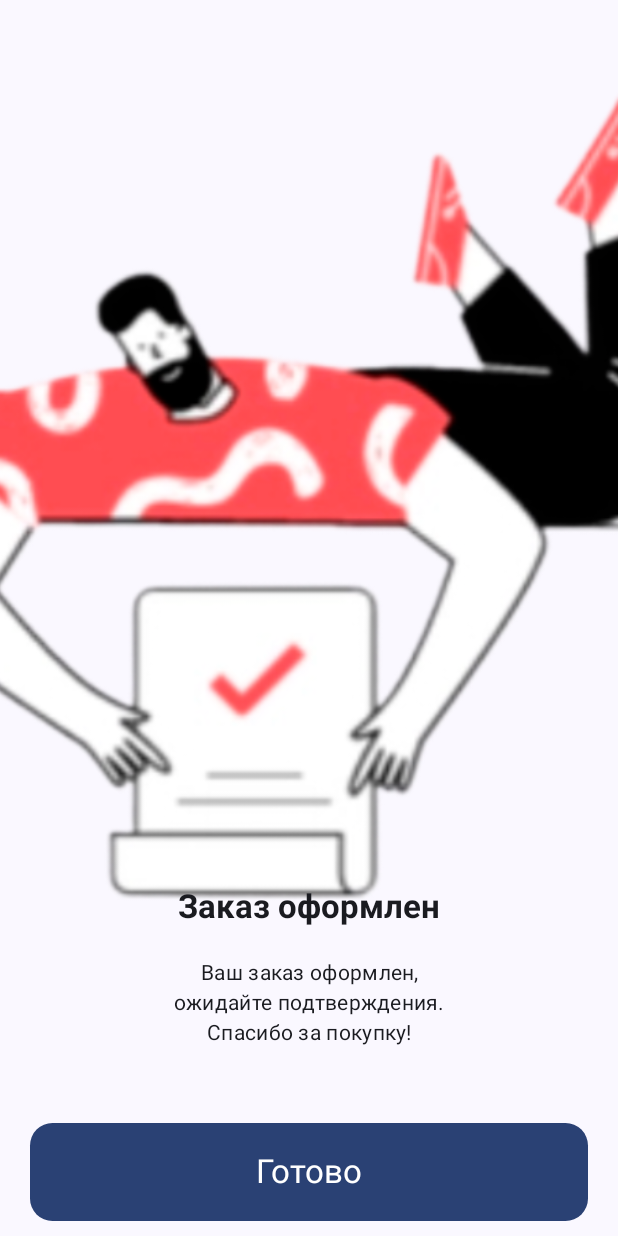
After one commit to Towich/PerfumeStore, an Android app built with Jetpack Compose: the composable FinishOrderScreen shown on its own in the app's theme, on a phone screen of 412 x 824 dp. The commit adds this screen. Run offline under Robolectric (Android 15) with nearby library versions, the phone set to English and light mode, and no system bars; our stand-ins replace Firebase (no records; nobody signed in at launch, a user with empty details on screens opened directly); 2 statements that could not run were skipped.

```diff
--- a/app/src/main/java/com/example/perfumestore/MainRepository.kt
+++ b/app/src/main/java/com/example/perfumestore/MainRepository.kt
@@ -2,19 +2,27 @@ package com.example.perfumestore
 
 import com.example.perfumestore.data.database.RealtimeDatabase
 import com.example.perfumestore.data.model.ProductItem
+import com.example.perfumestore.data.source.TelegramApi
 import com.google.firebase.database.DatabaseReference
 import com.google.firebase.database.FirebaseDatabase
+import io.ktor.client.*
 
 class MainRepository {
 
     private val realtimeDatabase: RealtimeDatabase = RealtimeDatabase()
+    private val telegramApi: TelegramApi = TelegramApi(HttpClient())
 
     fun getDatabase(): FirebaseDatabase = realtimeDatabase.getDatabase()
     fun getPerfumesListReference(): DatabaseReference = realtimeDatabase.getPerfumesListReference()
-    fun updateQuantityOfProduct(productItem: ProductItem, newQuantity: Int){
+    fun updateQuantityOfProduct(productItem: ProductItem, newQuantity: Int) {
         realtimeDatabase.updateQuantityOfProduct(productItem, newQuantity)
     }
+
     fun updateSellPriceOfProduct(productItem: ProductItem, newValue: Float) {
         realtimeDatabase.updateSellPriceOfProduct(productItem, newValue)
     }
+
+    suspend fun sendMessageToTelegram(message: String) {
+        telegramApi.sendMessage(message)
+    }
 }
--- a/app/src/main/java/com/example/perfumestore/data/LocalPerfumes.kt
+++ b/app/src/main/java/com/example/perfumestore/data/source/LocalPerfumes.kt
@@ -1,4 +1,4 @@
-package com.example.perfumestore.data
+package com.example.perfumestore.data.source
 
 import com.example.perfumestore.R
 import com.example.perfumestore.data.model.ProductItem
--- /dev/null
+++ b/app/src/main/java/com/example/perfumestore/ui/screen/FinishOrderScreen.kt
@@ -0,0 +1,89 @@
+package com.example.perfumestore.ui.screen
+
+import androidx.compose.foundation.Image
+import androidx.compose.foundation.layout.*
+import androidx.compose.foundation.shape.RoundedCornerShape
+import androidx.compose.material3.Button
+import androidx.compose.material3.ButtonDefaults
+import androidx.compose.material3.MaterialTheme
+import androidx.compose.material3.Text
+import androidx.compose.runtime.Composable
+import androidx.compose.ui.Alignment
+import androidx.compose.ui.Modifier
+import androidx.compose.ui.draw.scale
+import androidx.compose.ui.res.painterResource
+import androidx.compose.ui.text.font.FontWeight
+import androidx.compose.ui.text.style.TextAlign
+import androidx.compose.ui.unit.dp
+import androidx.navigation.NavController
+import com.example.perfumestore.MainViewModel
+import com.example.perfumestore.R
+
+@Composable
+fun FinishOrderScreen(
+    mViewModel: MainViewModel,
+    navController: NavController
+){
+    Column(
+        modifier = Modifier
+            .fillMaxSize(),
+        verticalArrangement = Arrangement.SpaceBetween,
+        horizontalAlignment = Alignment.CenterHorizontally
+    ) {
+
+        Column(
+            modifier = Modifier
+                .padding(top = 150.dp),
+            horizontalAlignment = Alignment.CenterHorizontally
+        ) {
+            Image(
+                painter = painterResource(id = R.drawable.finish_order),
+                contentDescription = "Finish order",
+                modifier = Modifier
+                    .fillMaxWidth()
+                    .scale(1.5f)
+            )
+
+            Text(
+                text = "Заказ оформлен",
+                style = MaterialTheme.typography.titleLarge,
+                fontWeight = FontWeight.Bold,
+                modifier = Modifier
+                    .padding(top = 75.dp)
+            )
+
+            Text(
+                text = "Ваш заказ оформлен, ожидайте подтверждения. Спасибо за покупку!",
+                style = MaterialTheme.typography.bodyMedium,
+                fontWeight = FontWeight.W400,
+                modifier = Modifier
+                    .padding(start = 100.dp, end = 100.dp, top = 20.dp),
+                textAlign = TextAlign.Center
+            )
+        }
+
+
+        // Button "Back to Home"
+        Button(
+            onClick = {
+                navController.navigate("Start"){
+                    popUpTo(0)
+                }
+            },
+            modifier = Modifier
+                .padding(start = 20.dp, end = 20.dp, top = 40.dp, bottom = 10.dp)
+                .fillMaxWidth()
+                .height(65.dp),
+            shape = RoundedCornerShape(15.dp),
+            colors = ButtonDefaults.buttonColors(
+                containerColor = MaterialTheme.colorScheme.primary
+            )
+        ) {
+            Text(
+                text = "Готово",
+                style = MaterialTheme.typography.titleLarge,
+                color = MaterialTheme.colorScheme.onPrimary
+            )
+        }
+    }
+}
```
Also changed, not shown: app/build.gradle (+9 -0 lines), app/src/main/java/com/example/perfumestore/MainActivity.kt (+7 -0 lines), app/src/main/java/com/example/perfumestore/MainViewModel.kt (+10 -1 lines), app/src/main/java/com/example/perfumestore/data/source/TelegramApi.kt (added, +18 -0 lines), app/src/main/java/com/example/perfumestore/ui/screen/CartScreen.kt (+6 -1 lines), app/src/main/res/drawable/finish_order.png (added).
